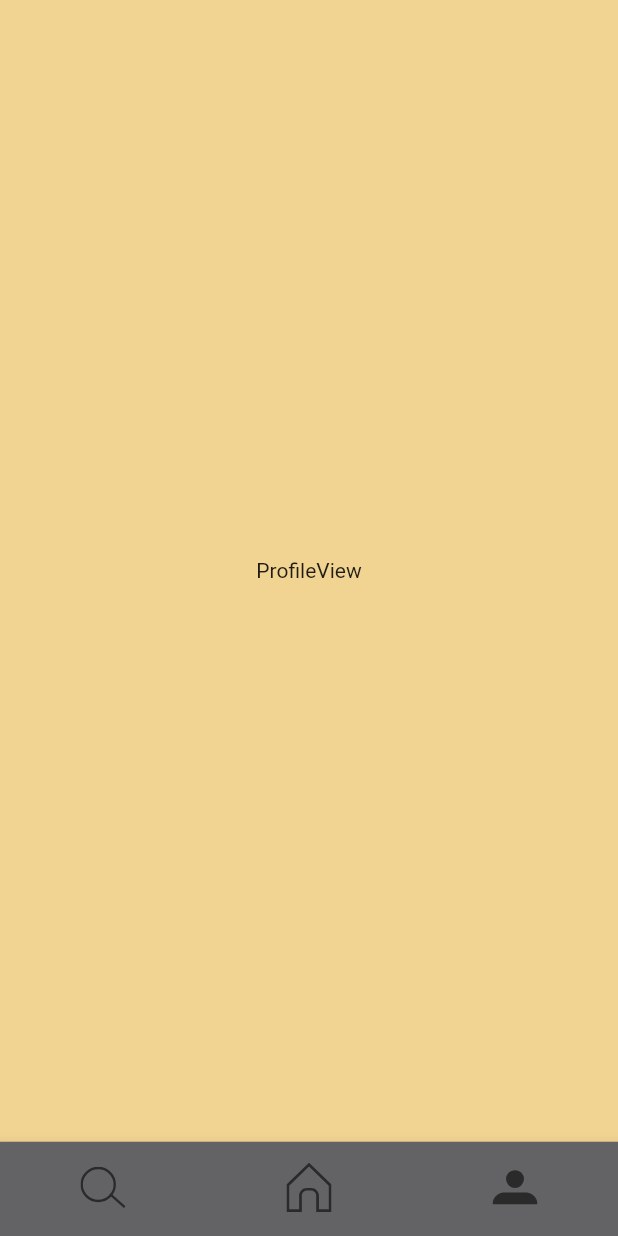
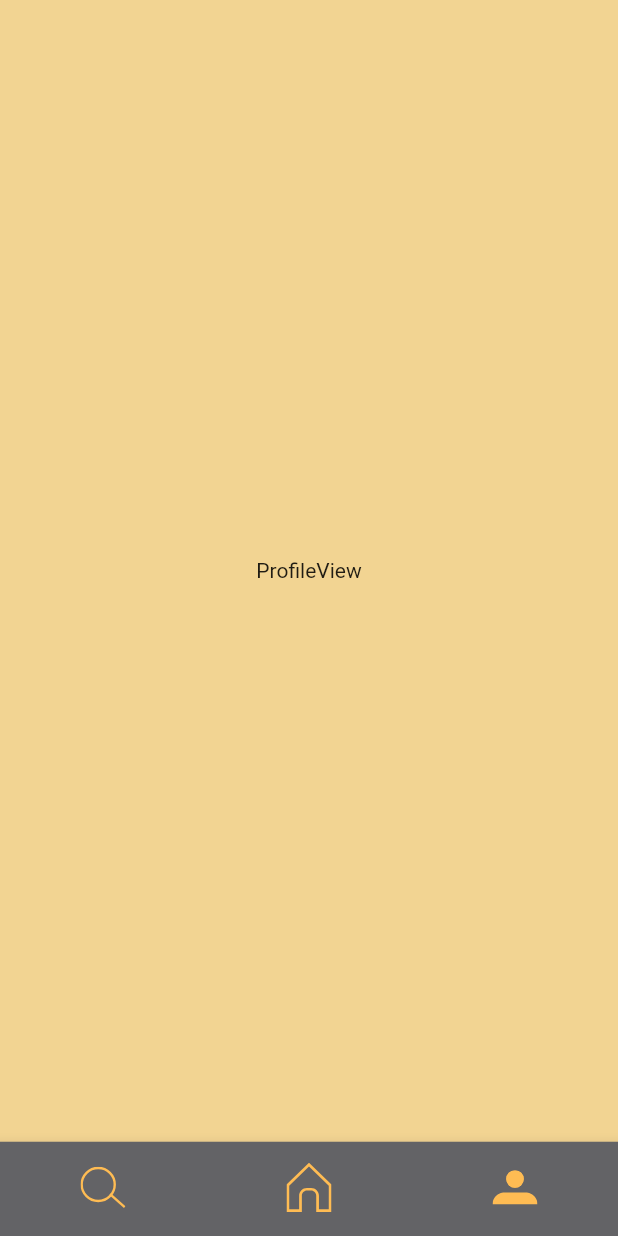
Before and after one commit to dhiraj2803/HomeFeed, a Flutter app: the screen it shows after launch, item 3 of the bottom bar chosen, on a phone screen of 412 x 824 dp. Run offline on Flutter 3.47's test engine with Material 2 defaults, Android fonts, the phone set to English and light mode, and no system bars; our stand-ins replace flutter_svg, google_fonts.

Commit message:
Svg Corrected

```diff
--- a/lib/bottomNav.dart
+++ b/lib/bottomNav.dart
@@ -39,48 +39,50 @@ class _BottomNavState extends State<BottomNav> {
         showUnselectedLabels: false,
         type: BottomNavigationBarType.fixed,
         onTap: _onItemTapped,
-        items: _navBarList
-            .map(
-              (e) => BottomNavigationBarItem(
-            icon: SvgPicture.asset(
-              e.icon,
-              width: 30.0,
-
-            ),
-            activeIcon: SvgPicture.asset(
-              e.activeIcon,
-              width: 30.0,
-            ),
-            title: Text(e.title),
-          ),
-        )
-            .toList(),
+        items: _navBarList,
       ),
     );
   }
 }
 
-class NavBarItem {
-  final String icon;
-  final String activeIcon;
-  final String title;
-  NavBarItem({this.icon, this.activeIcon, this.title});
-}
-
-List<NavBarItem> _navBarList = [
-  NavBarItem(
-    icon: "assets/search.svg",
-    activeIcon: "assets/search_2.svg",
-    title: "Search",
+List<BottomNavigationBarItem> _navBarList = [
+  BottomNavigationBarItem(
+    icon: SvgPicture.asset(
+      'assets/search.svg',
+      width: 30,
+      color: Color(0xFFFFBC53),
+    ),
+    activeIcon: SvgPicture.asset(
+      'assets/search_2.svg',
+      width: 30,
+      color: Color(0xFFFFBC53),
+    ),
+    label: "Search",
   ),
-  NavBarItem(
-    icon: "assets/home.svg",
-    activeIcon: "home_2.svg",
-    title: "Home",
+  BottomNavigationBarItem(
+    icon: SvgPicture.asset(
+      'assets/home.svg',
+      width: 30,
+      color: Color(0xFFFFBC53),
+    ),
+    activeIcon: SvgPicture.asset(
+      'assets/home_2.svg',
+      width: 30,
+      color: Color(0xFFFFBC53),
+    ),
+    label: "Home",
   ),
-  NavBarItem(
-    icon: "assets/account.svg",
-    activeIcon: "assets/account_2.svg",
-    title: "Account",
+  BottomNavigationBarItem(
+    icon: SvgPicture.asset(
+      'assets/account.svg',
+      width: 30,
+      color: Color(0xFFFFBC53),
+    ),
+    activeIcon: SvgPicture.asset(
+      'assets/account_2.svg',
+      width: 30,
+      color: Color(0xFFFFBC53),
+    ),
+    label: "Account",
   ),
 ];
--- a/pubspec.yaml
+++ b/pubspec.yaml
@@ -3,7 +3,7 @@ description: A new Flutter application.
 
 # The following line prevents the package from being accidentally published to
 # pub.dev using `pub publish`. This is preferred for private packages.
-publish_to: 'none' # Remove this line if you wish to publish to pub.dev
+publish_to: "none" # Remove this line if you wish to publish to pub.dev
 
 # The following defines the version and build number for your application.
 # A version number is three numbers separated by dots, like 1.2.43
@@ -24,7 +24,7 @@ dependencies:
   flutter:
     sdk: flutter
 
-  flutter_svg: ^0.19.3
+  flutter_svg: ^0.19.0
   # The following adds the Cupertino Icons font to your application.
   # Use with the CupertinoIcons class for iOS style icons.
   cupertino_icons: ^1.0.2
@@ -39,7 +39,6 @@ dev_dependencies:
 
 # The following section is specific to Flutter.
 flutter:
-
   # The following line ensures that the Material Icons font is
   # included with your application, so that you can use the icons in
   # the material Icons class.
@@ -48,7 +47,6 @@ flutter:
   # To add assets to your application, add an assets section, like this:
   assets:
     - assets/
-
   # An image asset can refer to one or more resolution-specific "variants", see
   # https://flutter.dev/assets-and-images/#resolution-aware.
 
```
